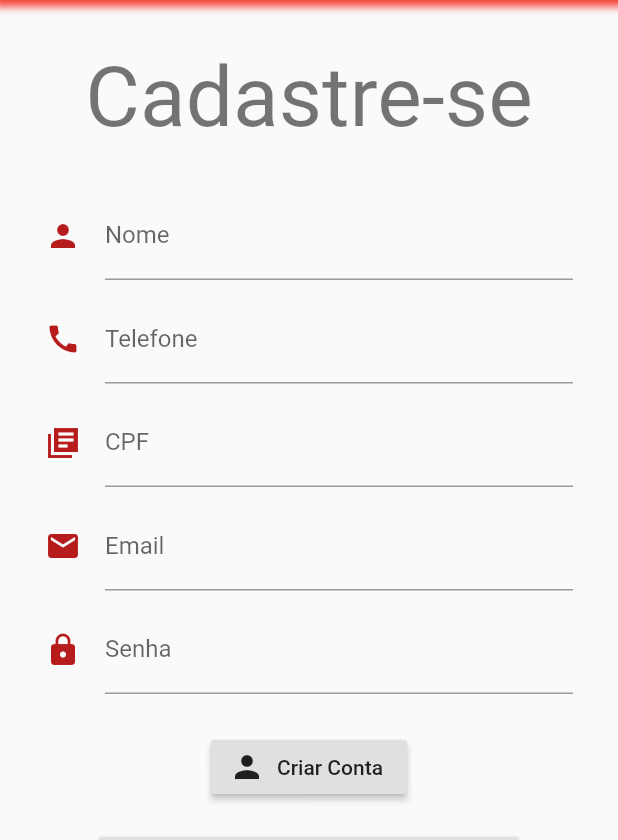
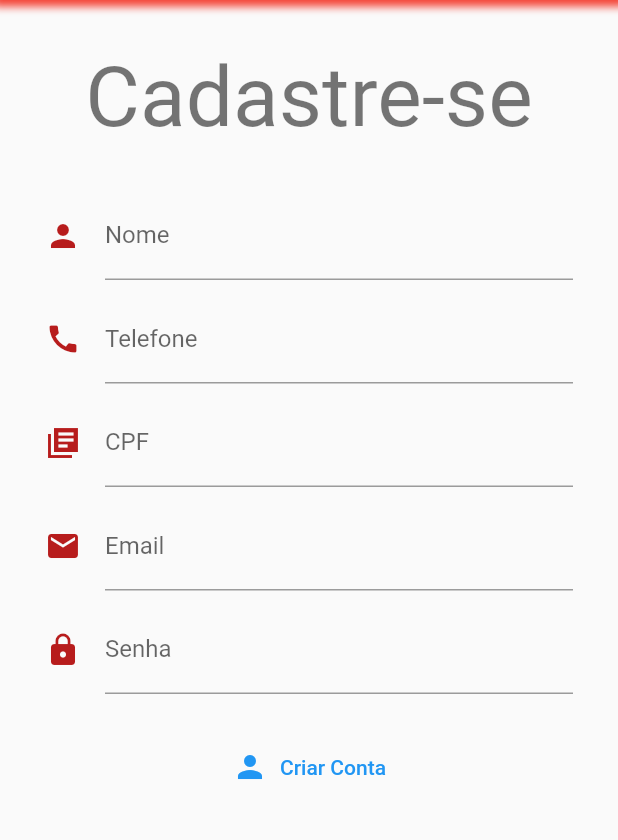
Before and after one commit to LuisHenriqSantana/pizzaria_tcc, a Flutter app: the screen it shows after launch, after a tap on "Criar Conta", on a phone screen of 412 x 824 dp, the part 396-1236 px from its top. Run offline on Flutter 3.47's test engine with Material 2 defaults, Android fonts, the phone set to English and light mode, and no system bars.

Commit message:
changing Flat and Raised buttons to TextButtons

```diff
--- a/lib/pages/home/detail_page.dart
+++ b/lib/pages/home/detail_page.dart
@@ -98,10 +98,9 @@ class DetailPage extends StatelessWidget {
                           SizedBox(height: size.height * 0.1),
                           Align(
                             alignment: Alignment.bottomCenter,
-                            child: FlatButton.icon(
-                              height: size.height * 0.06,
-                              minWidth: size.width,
+                            child: Container(
                               color: Colors.black,
+                              child: TextButton.icon(
                                 label: Text("Adicionar ao Carrinho",
                                     style: TextStyle(
                                         fontSize: 20, color: Colors.white)),
@@ -110,6 +109,7 @@ class DetailPage extends StatelessWidget {
                                   color: Colors.white,
                                 ),
                                 onPressed: () {},
+                              ),
                             ),
                           ),
                         ],
--- a/lib/pages/login/login_page.dart
+++ b/lib/pages/login/login_page.dart
@@ -47,7 +47,7 @@ class LoginPage extends StatelessWidget {
                         obscureText: true,
                       ),
                     ),
-                    RaisedButton.icon(
+                    TextButton.icon(
                       onPressed: () => Navigator.pushReplacement(
                           context,
                           MaterialPageRoute(
@@ -58,7 +58,7 @@ class LoginPage extends StatelessWidget {
 
                     SizedBox(height: size.height * 0.02),
 
-                    RaisedButton.icon(
+                    TextButton.icon(
                       onPressed: () => Navigator.pushReplacement(context,
                           MaterialPageRoute(builder: (_) => SignUpPage())),
                       icon: Icon(Icons.person),
--- a/lib/pages/signup/signup_page.dart
+++ b/lib/pages/signup/signup_page.dart
@@ -81,14 +81,14 @@ class SignUpPage extends StatelessWidget {
                       obscureText: true,
                     ),
                     SizedBox(height: size.height * 0.03),
-                    RaisedButton.icon(
+                    TextButton.icon(
                       onPressed: () => Navigator.pushReplacement(context,
                           MaterialPageRoute(builder: (_) => HomePage())),
                       icon: Icon(Icons.person),
                       label: Text('Criar Conta'),
                     ),
                     SizedBox(height: size.height * 0.02),
-                    RaisedButton.icon(
+                    TextButton.icon(
                       onPressed: () => Navigator.pushReplacement(context,
                           MaterialPageRoute(builder: (_) => LoginPage())),
                       label: Text('Já tem uma conta? Faça login'.toUpperCase()),
```
Lines whose indentation alone changed are shown as unchanged.
